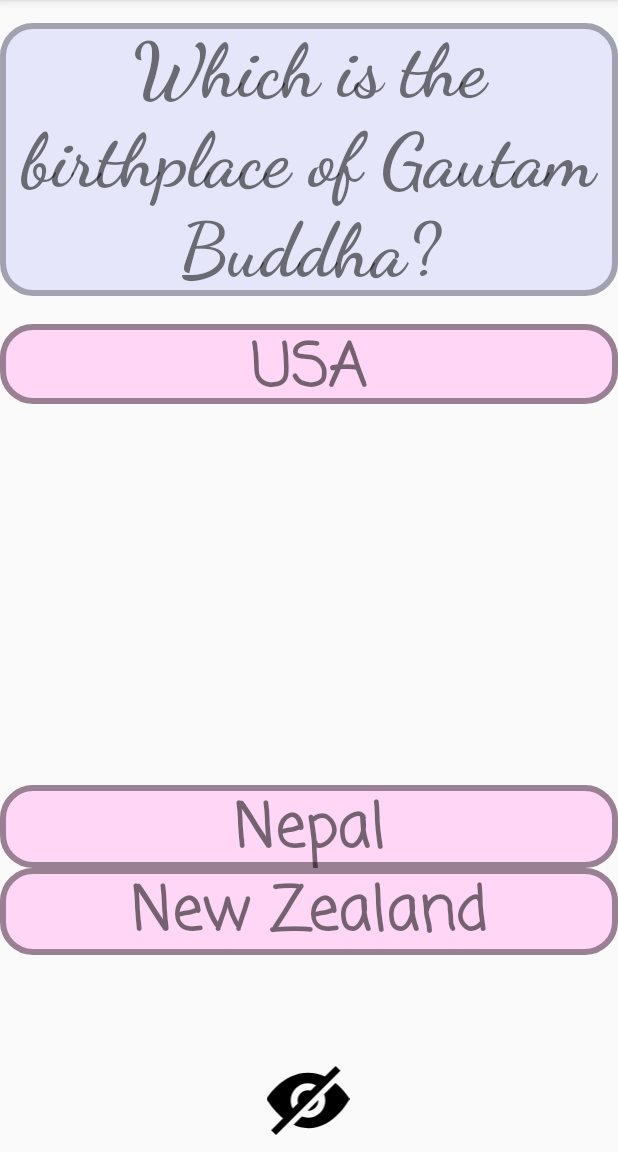
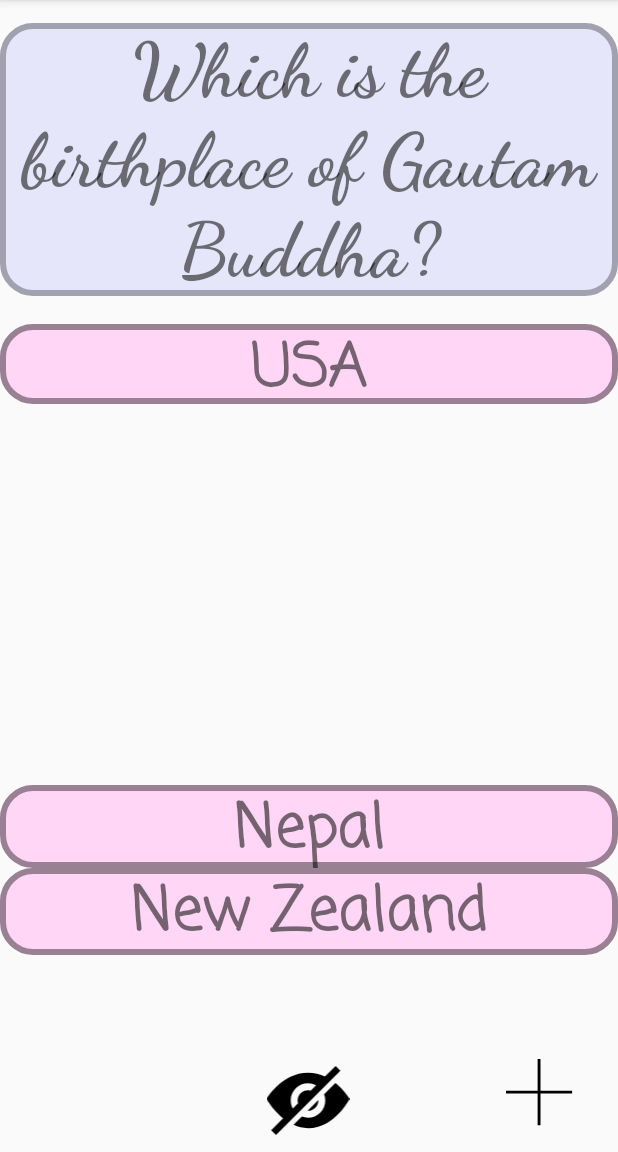
Before and after one commit to ishahnishant/FlashCard, an Android app: the screen it shows after launch (MainActivity), on a phone screen of 412 x 824 dp, the part 84-1236 px from its top. Run offline under Robolectric (Android 15) with nearby library versions, the phone set to English and light mode, and no system bars.

Commit message:
Adding functionality such that users can save their own flashcard

```diff
--- /dev/null
+++ b/app/src/main/res/drawable/add.xml
@@ -0,0 +1,10 @@
+<vector xmlns:android="http://schemas.android.com/apk/res/android"
+    android:width="24dp"
+    android:height="24dp"
+    android:viewportHeight="24"
+    android:viewportWidth="24">
+    <path
+        android:fillColor="#FF000000"
+        android:fillType="evenOdd"
+        android:pathData="M11,11v-11h1v11h11v1h-11v11h-1v-11h-11v-1h11z" />
+</vector>
--- a/app/src/main/res/layout/activity_main.xml
+++ b/app/src/main/res/layout/activity_main.xml
@@ -91,6 +91,16 @@
         android:layout_alignTop="@+id/eye"
         android:onClick="hide"
         app:srcCompat="@drawable/ic_noeye" />
+
+    <ImageView
+        android:id="@+id/addButton"
+        android:layout_width="47dp"
+        android:layout_height="46dp"
+        android:layout_alignParentEnd="true"
+        android:layout_alignTop="@+id/eye"
+        android:layout_marginEnd="28dp"
+        android:onClick="newActivity"
+        app:srcCompat="@drawable/add" />
     "
     />
 
```
Also changed, not shown: app/src/main/AndroidManifest.xml (+2 -5 lines), app/src/main/java/np/com/shah/nishant/unitconverter/AddCardActivity.java (added, +19 -0 lines), app/src/main/java/np/com/shah/nishant/unitconverter/MainActivity.java (+8 -0 lines), app/src/main/res/drawable/cross.xml (added, +9 -0 lines), app/src/main/res/layout/activity_add_card.xml (added, +21 -0 lines), 1 other file.
